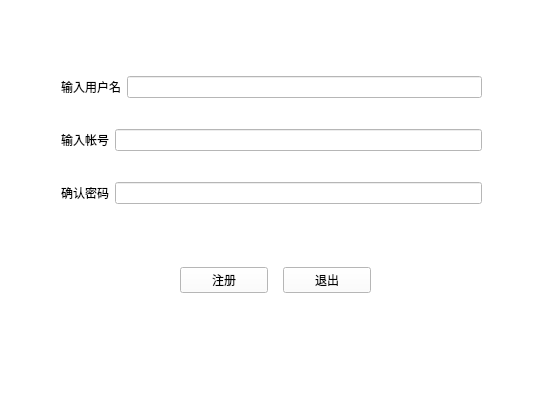
Qt form bin/QT-myChat-Client/regis.ui (Alanxtl/QT-myChat) before a commit.
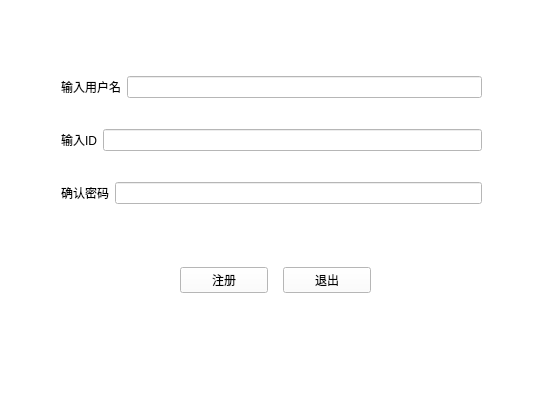
The same form after that commit. Icons and pictures are not drawn.

Diff of the .ui file:
```diff
--- a/bin/QT-myChat-Client/regis.ui
+++ b/bin/QT-myChat-Client/regis.ui
@@ -76,7 +76,7 @@
        <item>
         <widget class="QLabel" name="pwdl">
          <property name="text">
-          <string>输入帐号</string>
+          <string>输入ID</string>
          </property>
         </widget>
        </item>
```
